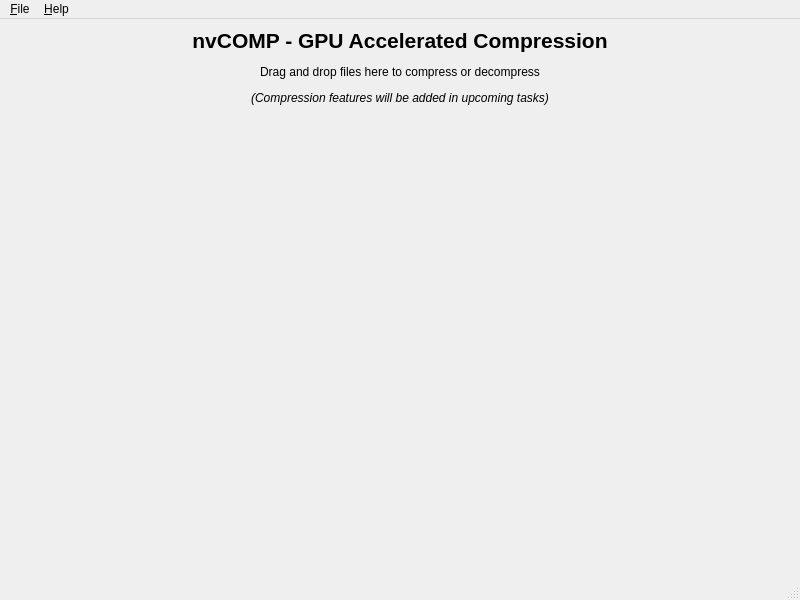
mite51/nvCOMP_Project, file gui/ui/mainwindow.ui: the form before one commit.
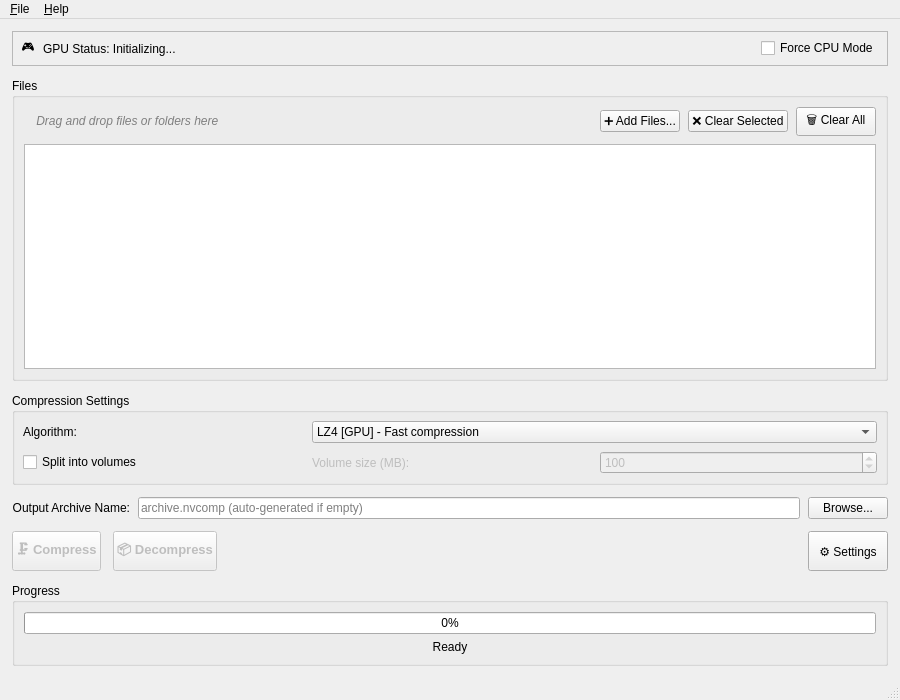
The form after the commit. Icons and pictures are not drawn.

Patch:
```diff
--- a/gui/ui/mainwindow.ui
+++ b/gui/ui/mainwindow.ui
@@ -6,8 +6,8 @@
    <rect>
     <x>0</x>
     <y>0</y>
-    <width>800</width>
-    <height>600</height>
+    <width>900</width>
+    <height>700</height>
    </rect>
   </property>
   <property name="windowTitle">
@@ -18,29 +18,455 @@
     <normaloff>:/icons/nvcomp.png</normaloff>:/icons/nvcomp.png</iconset>
   </property>
   <widget class="QWidget" name="centralwidget">
-   <layout class="QVBoxLayout" name="verticalLayout">
+   <layout class="QVBoxLayout" name="mainLayout">
+    <property name="spacing">
+     <number>12</number>
+    </property>
+    <property name="leftMargin">
+     <number>12</number>
+    </property>
+    <property name="topMargin">
+     <number>12</number>
+    </property>
+    <property name="rightMargin">
+     <number>12</number>
+    </property>
+    <property name="bottomMargin">
+     <number>12</number>
+    </property>
     <item>
-     <widget class="QLabel" name="labelWelcome">
-      <property name="text">
-       <string>&lt;html&gt;&lt;head/&gt;&lt;body&gt;&lt;p align=&quot;center&quot;&gt;&lt;span style=&quot; font-size:16pt; font-weight:600;&quot;&gt;nvCOMP - GPU Accelerated Compression&lt;/span&gt;&lt;/p&gt;&lt;p align=&quot;center&quot;&gt;Drag and drop files here to compress or decompress&lt;/p&gt;&lt;p align=&quot;center&quot;&gt;&lt;span style=&quot; font-style:italic;&quot;&gt;(Compression features will be added in upcoming tasks)&lt;/span&gt;&lt;/p&gt;&lt;/body&gt;&lt;/html&gt;</string>
+     <!-- GPU Status Bar -->
+     <widget class="QFrame" name="gpuStatusFrame">
+      <property name="frameShape">
+       <enum>QFrame::StyledPanel</enum>
       </property>
-      <property name="alignment">
-       <set>Qt::AlignCenter</set>
+      <property name="frameShadow">
+       <enum>QFrame::Raised</enum>
       </property>
+      <layout class="QHBoxLayout" name="gpuStatusLayout">
+       <property name="spacing">
+        <number>8</number>
+       </property>
+       <property name="leftMargin">
+        <number>8</number>
+       </property>
+       <property name="topMargin">
+        <number>6</number>
+       </property>
+       <property name="rightMargin">
+        <number>8</number>
+       </property>
+       <property name="bottomMargin">
+        <number>6</number>
+       </property>
+       <item>
+        <widget class="QLabel" name="labelGpuIcon">
+         <property name="text">
+          <string>🎮</string>
+         </property>
+         <property name="alignment">
+          <set>Qt::AlignCenter</set>
+         </property>
+        </widget>
+       </item>
+       <item>
+        <widget class="QLabel" name="labelGpuStatus">
+         <property name="text">
+          <string>GPU Status: Initializing...</string>
+         </property>
+        </widget>
+       </item>
+       <item>
+        <spacer name="gpuStatusSpacer">
+         <property name="orientation">
+          <enum>Qt::Horizontal</enum>
+         </property>
+         <property name="sizeHint" stdset="0">
+          <size>
+           <width>40</width>
+           <height>20</height>
+          </size>
+         </property>
+        </spacer>
+       </item>
+       <item>
+        <widget name="checkBoxCpuMode" class="QCheckBox">
+         <property name="text">
+          <string>Force CPU Mode</string>
+         </property>
+         <property name="toolTip">
+          <string>Use CPU-only compression (slower but works without GPU)</string>
+         </property>
+        </widget>
+       </item>
+      </layout>
      </widget>
     </item>
     <item>
-     <spacer name="verticalSpacer">
-      <property name="orientation">
-       <enum>Qt::Vertical</enum>
+     <!-- Input/Output Selection Group -->
+     <widget class="QGroupBox" name="groupBoxFiles">
+      <property name="title">
+       <string>Files</string>
       </property>
-      <property name="sizeHint" stdset="0">
-       <size>
-        <width>20</width>
-        <height>40</height>
-       </size>
+      <layout class="QVBoxLayout" name="filesLayout">
+       <property name="spacing">
+        <number>8</number>
+       </property>
+       <item>
+        <layout class="QHBoxLayout" name="fileHeaderLayout">
+         <property name="spacing">
+          <number>8</number>
+         </property>
+         <item>
+          <widget class="QLabel" name="labelDropHint">
+           <property name="text">
+            <string>&lt;html&gt;&lt;head/&gt;&lt;body&gt;&lt;p&gt;&lt;span style=&quot; font-style:italic; color:#808080;&quot;&gt;📁 Drag and drop files or folders here&lt;/span&gt;&lt;/p&gt;&lt;/body&gt;&lt;/html&gt;</string>
+           </property>
+           <property name="alignment">
+            <set>Qt::AlignLeft|Qt::AlignVCenter</set>
+           </property>
+          </widget>
+         </item>
+         <item>
+          <spacer name="headerSpacer">
+           <property name="orientation">
+            <enum>Qt::Horizontal</enum>
+           </property>
+           <property name="sizeHint" stdset="0">
+            <size>
+             <width>40</width>
+             <height>20</height>
+            </size>
+           </property>
+          </spacer>
+         </item>
+         <item>
+          <widget class="QPushButton" name="buttonAddFiles">
+           <property name="text">
+            <string>➕ Add Files...</string>
+           </property>
+           <property name="toolTip">
+            <string>Add files or folders to process (Ctrl+O)</string>
+           </property>
+          </widget>
+         </item>
+         <item>
+          <widget class="QPushButton" name="buttonClearSelected">
+           <property name="text">
+            <string>❌ Clear Selected</string>
+           </property>
+           <property name="toolTip">
+            <string>Remove selected files from the list</string>
+           </property>
+          </widget>
+         </item>
+         <item>
+          <widget class="QPushButton" name="buttonClearFiles">
+           <property name="text">
+            <string>🗑️ Clear All</string>
+           </property>
+           <property name="toolTip">
+            <string>Remove all files from the list</string>
+           </property>
+          </widget>
+         </item>
+        </layout>
+       </item>
+       <item>
+        <widget class="QListWidget" name="listWidgetFiles">
+         <property name="minimumSize">
+          <size>
+           <width>0</width>
+           <height>200</height>
+          </size>
+         </property>
+         <property name="alternatingRowColors">
+          <bool>true</bool>
+         </property>
+         <property name="selectionMode">
+          <enum>QAbstractItemView::ExtendedSelection</enum>
+         </property>
+        </widget>
+       </item>
+      </layout>
+     </widget>
+    </item>
+    <item>
+     <!-- Algorithm and Options Group -->
+     <widget class="QGroupBox" name="groupBoxAlgorithm">
+      <property name="title">
+       <string>Compression Settings</string>
       </property>
-     </spacer>
+      <layout class="QGridLayout" name="algorithmLayout">
+       <property name="leftMargin">
+        <number>8</number>
+       </property>
+       <property name="topMargin">
+        <number>8</number>
+       </property>
+       <property name="rightMargin">
+        <number>8</number>
+       </property>
+       <property name="bottomMargin">
+        <number>8</number>
+       </property>
+       <property name="horizontalSpacing">
+        <number>12</number>
+       </property>
+       <property name="verticalSpacing">
+        <number>8</number>
+       </property>
+       <item row="0" column="0">
+        <widget class="QLabel" name="labelAlgorithm">
+         <property name="text">
+          <string>Algorithm:</string>
+         </property>
+        </widget>
+       </item>
+       <item row="0" column="1" colspan="2">
+        <widget class="QComboBox" name="comboBoxAlgorithm">
+         <property name="toolTip">
+          <string>Select compression algorithm</string>
+         </property>
+         <item>
+          <property name="text">
+           <string>LZ4 [GPU] - Fast compression</string>
+          </property>
+         </item>
+         <item>
+          <property name="text">
+           <string>Snappy [GPU] - Very fast compression</string>
+          </property>
+         </item>
+         <item>
+          <property name="text">
+           <string>Zstd [GPU/CPU] - Best compression</string>
+          </property>
+         </item>
+         <item>
+          <property name="text">
+           <string>GDeflate [GPU] - GPU-optimized DEFLATE</string>
+          </property>
+         </item>
+         <item>
+          <property name="text">
+           <string>ANS [GPU] - Asymmetric Numeral Systems</string>
+          </property>
+         </item>
+         <item>
+          <property name="text">
+           <string>Bitcomp [GPU] - Lossless numerical</string>
+          </property>
+         </item>
+        </widget>
+       </item>
+       <item row="1" column="0">
+        <widget name="checkBoxVolumes" class="QCheckBox">
+         <property name="text">
+          <string>Split into volumes</string>
+         </property>
+         <property name="toolTip">
+          <string>Split large files into smaller chunks for processing</string>
+         </property>
+        </widget>
+       </item>
+       <item row="1" column="1">
+        <widget class="QLabel" name="labelVolumeSize">
+         <property name="text">
+          <string>Volume size (MB):</string>
+         </property>
+         <property name="enabled">
+          <bool>false</bool>
+         </property>
+        </widget>
+       </item>
+       <item row="1" column="2">
+        <widget class="QSpinBox" name="spinBoxVolumeSize">
+         <property name="enabled">
+          <bool>false</bool>
+         </property>
+         <property name="minimum">
+          <number>1</number>
+         </property>
+         <property name="maximum">
+          <number>10000</number>
+         </property>
+         <property name="value">
+          <number>100</number>
+         </property>
+         <property name="toolTip">
+          <string>Size of each volume in megabytes</string>
+         </property>
+        </widget>
+       </item>
+      </layout>
+     </widget>
+    </item>
+    <item>
+     <!-- Output Archive Name -->
+     <layout class="QHBoxLayout" name="outputArchiveLayout">
+      <property name="spacing">
+       <number>8</number>
+      </property>
+      <item>
+       <widget class="QLabel" name="labelOutputArchive">
+        <property name="text">
+         <string>Output Archive Name:</string>
+        </property>
+        <property name="alignment">
+         <set>Qt::AlignRight|Qt::AlignVCenter</set>
+        </property>
+       </widget>
+      </item>
+      <item>
+       <widget class="QLineEdit" name="lineEditOutputArchive">
+        <property name="placeholderText">
+         <string>archive.nvcomp (auto-generated if empty)</string>
+        </property>
+        <property name="toolTip">
+         <string>Name for the output compressed archive. Leave empty for auto-generated name.</string>
+        </property>
+       </widget>
+      </item>
+      <item>
+       <widget class="QPushButton" name="buttonBrowseOutput">
+        <property name="text">
+         <string>Browse...</string>
+        </property>
+        <property name="toolTip">
+         <string>Choose output location and filename</string>
+        </property>
+        <property name="maximumSize">
+         <size>
+          <width>100</width>
+          <height>16777215</height>
+         </size>
+        </property>
+       </widget>
+      </item>
+     </layout>
+    </item>
+    <item>
+     <!-- Action Buttons -->
+     <layout class="QHBoxLayout" name="actionButtonsLayout">
+      <property name="spacing">
+       <number>12</number>
+      </property>
+      <item>
+       <widget class="QPushButton" name="buttonCompress">
+        <property name="minimumSize">
+         <size>
+          <width>0</width>
+          <height>40</height>
+         </size>
+        </property>
+        <property name="font">
+         <font>
+          <pointsize>10</pointsize>
+          <weight>75</weight>
+          <bold>true</bold>
+         </font>
+        </property>
+        <property name="text">
+         <string>🗜️ Compress</string>
+        </property>
+        <property name="toolTip">
+         <string>Compress selected files</string>
+        </property>
+        <property name="enabled">
+         <bool>false</bool>
+        </property>
+       </widget>
+      </item>
+      <item>
+       <widget class="QPushButton" name="buttonDecompress">
+        <property name="minimumSize">
+         <size>
+          <width>0</width>
+          <height>40</height>
+         </size>
+        </property>
+        <property name="font">
+         <font>
+          <pointsize>10</pointsize>
+          <weight>75</weight>
+          <bold>true</bold>
+         </font>
+        </property>
+        <property name="text">
+         <string>📦 Decompress</string>
+        </property>
+        <property name="toolTip">
+         <string>Decompress selected files</string>
+        </property>
+        <property name="enabled">
+         <bool>false</bool>
+        </property>
+       </widget>
+      </item>
+      <item>
+       <spacer name="actionButtonsSpacer">
+        <property name="orientation">
+         <enum>Qt::Horizontal</enum>
+        </property>
+        <property name="sizeHint" stdset="0">
+         <size>
+          <width>40</width>
+          <height>20</height>
+         </size>
+        </property>
+       </spacer>
+      </item>
+      <item>
+       <widget class="QPushButton" name="buttonSettings">
+        <property name="minimumSize">
+         <size>
+          <width>0</width>
+          <height>40</height>
+         </size>
+        </property>
+        <property name="text">
+         <string>⚙️ Settings</string>
+        </property>
+        <property name="toolTip">
+         <string>Open settings dialog</string>
+        </property>
+       </widget>
+      </item>
+     </layout>
+    </item>
+    <item>
+     <!-- Progress Group -->
+     <widget class="QGroupBox" name="groupBoxProgress">
+      <property name="title">
+       <string>Progress</string>
+      </property>
+      <layout class="QVBoxLayout" name="progressLayout">
+       <property name="spacing">
+        <number>6</number>
+       </property>
+       <item>
+        <widget class="QProgressBar" name="progressBar">
+         <property name="value">
+          <number>0</number>
+         </property>
+         <property name="textVisible">
+          <bool>true</bool>
+         </property>
+        </widget>
+       </item>
+       <item>
+        <widget class="QLabel" name="labelStatus">
+         <property name="text">
+          <string>Ready</string>
+         </property>
+         <property name="alignment">
+          <set>Qt::AlignCenter</set>
+         </property>
+        </widget>
+       </item>
+      </layout>
+     </widget>
     </item>
    </layout>
   </widget>
@@ -49,7 +475,7 @@
     <rect>
      <x>0</x>
      <y>0</y>
-     <width>800</width>
+     <width>900</width>
      <height>22</height>
     </rect>
    </property>
```
Left out of the diff: 46 changed lines with no effect on the pictures.
